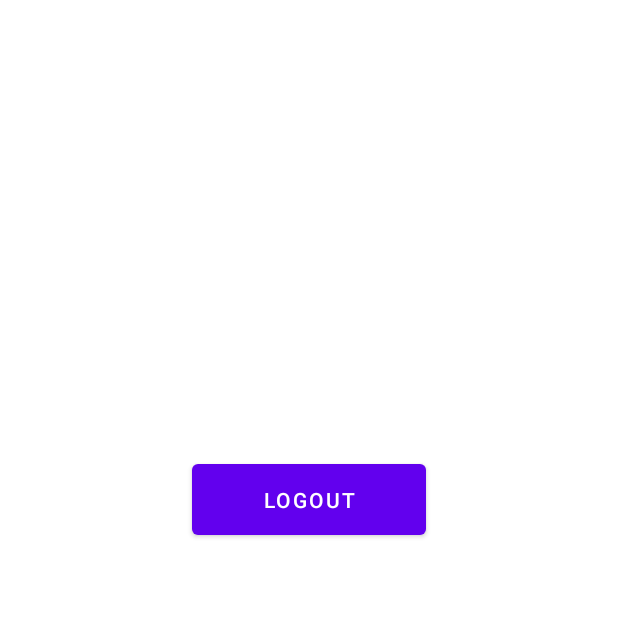
After one commit to majedyousef/3130_proj, an Android app: the Logout screen opened directly, with no data from a screen before it, on a phone screen of 412 x 824 dp, the top half of it. The commit adds this screen. Run offline under Robolectric (Android 15) with nearby library versions, the phone set to English and light mode, and no system bars.

Commit message:
Created logout class and basic logout functionality. refactoring / testing needed

```diff
--- /dev/null
+++ b/CSCI3130Project/app/src/main/java/com/example/csci3130project/Logout.java
@@ -0,0 +1,60 @@
+package com.example.csci3130project;
+
+import androidx.appcompat.app.AlertDialog;
+import androidx.appcompat.app.AppCompatActivity;
+
+import android.content.DialogInterface;
+import android.content.Intent;
+import android.os.Bundle;
+import android.view.View;
+import android.widget.Button;
+
+/* This class will be used for the logout functionality.
+   The plan is to have methods that can be called within the main activity activity as needed
+   To log out a user */
+
+public class Logout extends AppCompatActivity {
+
+    Button logoutButton;
+
+    public static boolean loggedout = false;
+    @Override
+    protected void onCreate(Bundle savedInstanceState) {
+        super.onCreate(savedInstanceState);
+        setContentView(R.layout.activity_logout);
+
+
+        logoutButton = (Button) findViewById(R.id.logoutButton);
+
+        Intent in = getIntent();
+
+        logoutButton.setOnClickListener(new View.OnClickListener() {
+            @Override
+            public void onClick(View v) {
+                //Building a new alert.
+                AlertDialog.Builder logoutAlert = new AlertDialog.Builder(Logout.this);
+                logoutAlert.setTitle("Logout Confirmation").
+                setMessage("You sure that you want to logout? You will be redirected to the login page.");
+
+                logoutAlert.setPositiveButton("Yes", new DialogInterface.OnClickListener() {
+                    public void onClick(DialogInterface dialog, int id) {
+                    loggedout = true;
+                    Intent i = new Intent(getApplicationContext(),
+                    BaseActivity.class);
+                    startActivity(i);
+                    }
+                });
+
+                logoutAlert.setNegativeButton("No", new DialogInterface.OnClickListener() {
+                    public void onClick(DialogInterface dialog, int id) {
+                    dialog.cancel();
+                    }
+                });
+                //Creating the alert and showing it to the user on the click.
+                AlertDialog logoutalertDialogue = logoutAlert.create();
+                logoutalertDialogue.show();
+            }
+        });
+
+    }
+}
--- a/CSCI3130Project/app/src/main/java/com/example/csci3130project/MainActivity.java
+++ b/CSCI3130Project/app/src/main/java/com/example/csci3130project/MainActivity.java
@@ -2,6 +2,7 @@ package com.example.csci3130project;
 
 import androidx.appcompat.app.AppCompatActivity;
 
+import android.content.Intent;
 import android.os.Bundle;
 
 public class MainActivity extends AppCompatActivity {
@@ -10,5 +11,8 @@ public class MainActivity extends AppCompatActivity {
     protected void onCreate(Bundle savedInstanceState) {
         super.onCreate(savedInstanceState);
         setContentView(R.layout.activity_main);
+
+
+
     }
 }
--- /dev/null
+++ b/CSCI3130Project/app/src/main/res/layout/activity_logout.xml
@@ -0,0 +1,20 @@
+<?xml version="1.0" encoding="utf-8"?>
+<androidx.constraintlayout.widget.ConstraintLayout xmlns:android="http://schemas.android.com/apk/res/android"
+    xmlns:app="http://schemas.android.com/apk/res-auto"
+    xmlns:tools="http://schemas.android.com/tools"
+    android:layout_width="match_parent"
+    android:layout_height="match_parent"
+    tools:context=".Logout">
+
+    <Button
+        android:id="@+id/logoutButton"
+        android:layout_width="156dp"
+        android:layout_height="59dp"
+        android:layout_marginStart="127dp"
+        android:layout_marginTop="303dp"
+        android:layout_marginEnd="128dp"
+        android:text="LOGOUT"
+        app:layout_constraintEnd_toEndOf="parent"
+        app:layout_constraintStart_toStartOf="parent"
+        app:layout_constraintTop_toTopOf="parent" />
+</androidx.constraintlayout.widget.ConstraintLayout>
```
Also changed, not shown: CSCI3130Project/app/src/main/AndroidManifest.xml (+10 -7 lines), CSCI3130Project/app/src/main/java/com/example/csci3130project/BaseActivity.java (+28 -0 lines).
